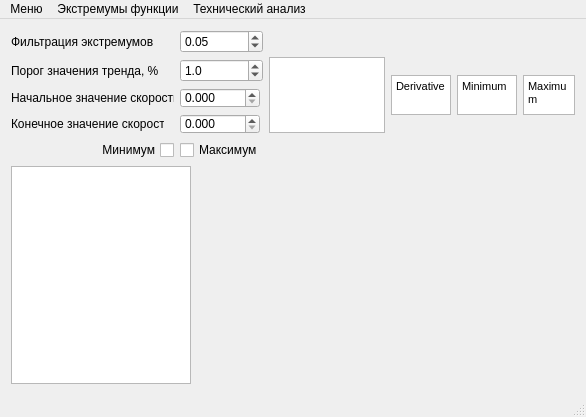
Kortesss/NO3, file mainwindow.ui: the form before one commit.
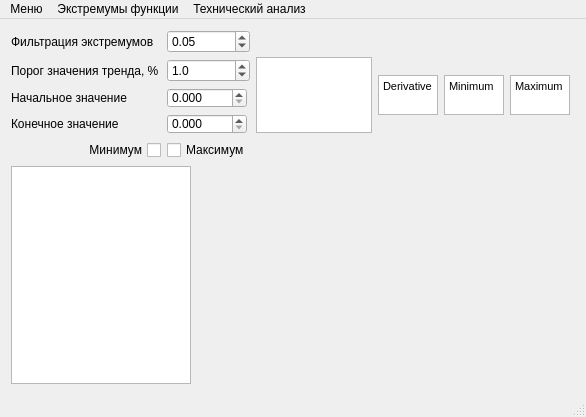
The form after the commit. Icons and pictures are not drawn. Custom widgets are drawn as their Qt base class.

The edit to the form file:
```diff
--- a/mainwindow.ui
+++ b/mainwindow.ui
@@ -57,7 +57,7 @@
            </size>
           </property>
           <property name="text">
-           <string>Начальное значение скорости</string>
+           <string>Начальное значение</string>
           </property>
          </widget>
         </item>
@@ -87,7 +87,7 @@
            </size>
           </property>
           <property name="text">
-           <string>Конечное значение скорости</string>
+           <string>Конечное значение</string>
           </property>
          </widget>
         </item>
```
Left out of the diff: 6 changed lines with no effect on the pictures.
